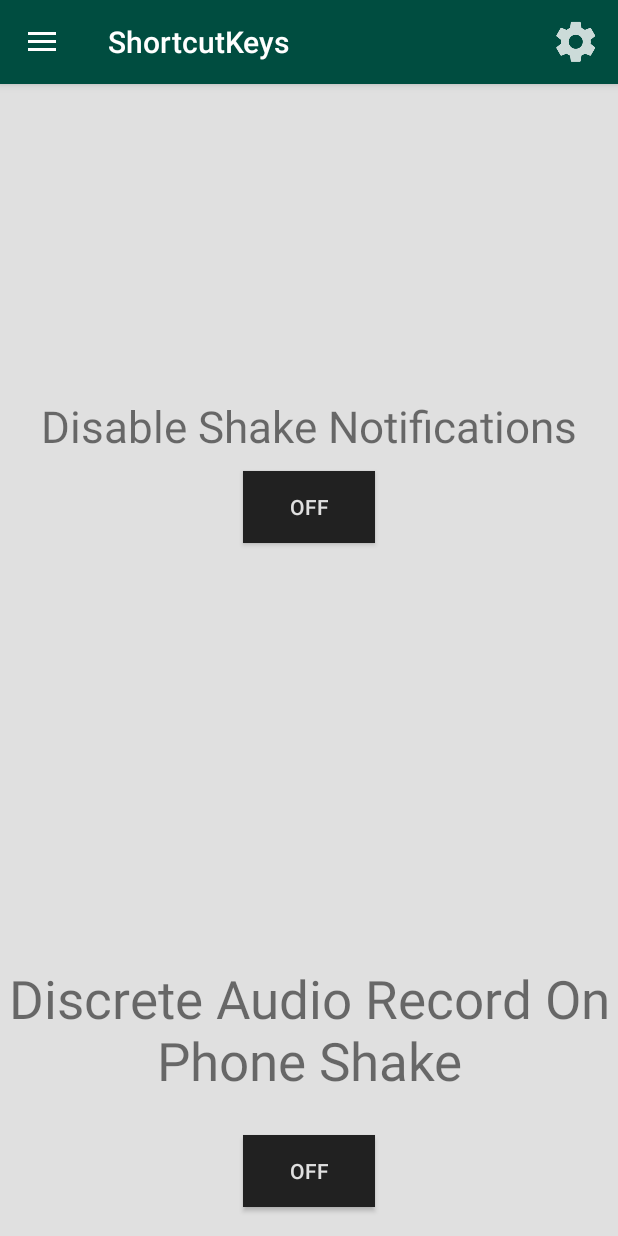
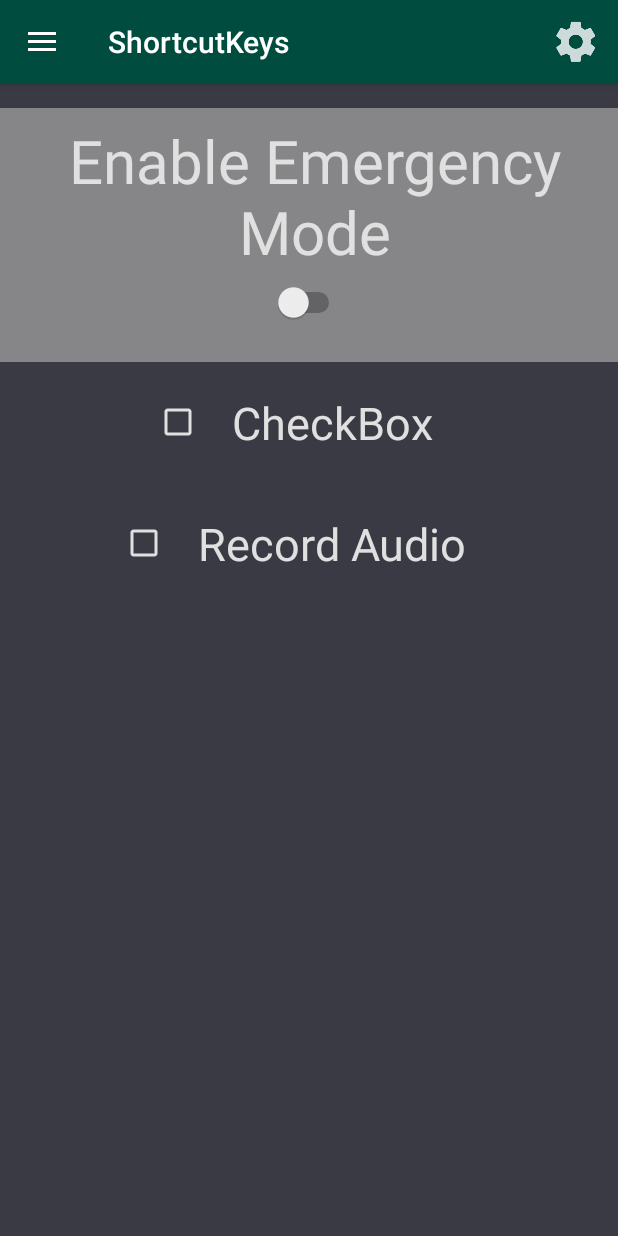
Before and after one commit to arjunarao619/Beacon, an Android app: the ShortcutKeys screen opened directly, with no data from a screen before it, on a phone screen of 412 x 824 dp. Run offline under Robolectric (Android 15) with nearby library versions, the phone set to English and light mode, and no system bars.

Commit message:
Shake Update, configure shortcutkey class with checkboxes

```diff
--- a/app/src/main/AndroidManifest.xml
+++ b/app/src/main/AndroidManifest.xml
@@ -6,10 +6,10 @@
     <uses-permission android:name="android.permission.GET_ACCOUNTS" />
     <uses-permission android:name="android.permission.SEND_SMS" />
     <uses-permission android:name="android.permission.ACCESS_FINE_LOCATION" />
-    <uses-permission android:name="android.permission.GET_ACCOUNTS"/>
-    <uses-permission android:name="android.permission.PREVENT_POWER_KEY" />
+
+
     <uses-permission android:name="android.permission.VIBRATE" />
-    <uses-feature android:name="android.hardware.sensor.accelerometer" android:required="true" />
+
 
 
 
--- a/app/src/main/java/com/example/arjunrao/beacon/SendMail1.java
+++ b/app/src/main/java/com/example/arjunrao/beacon/SendMail1.java
@@ -35,7 +35,7 @@ public class SendMail1 extends AsyncTask<Void,Void,Void> {
     private String message;
 
     //Progressdialog to show while sending email
-    private ProgressDialog progressDialog;
+
 
     //Class Constructor
     public SendMail1(Context context, String email, String subject, String message){
@@ -50,14 +50,14 @@ public class SendMail1 extends AsyncTask<Void,Void,Void> {
     protected void onPreExecute() {
         super.onPreExecute();
         //Showing progress dialog while sending email
-        progressDialog = ProgressDialog.show(context,"Sending Location With Email & SMS ","Please wait...",false,false);
+
     }
 
     @Override
     protected void onPostExecute(Void aVoid) {
         super.onPostExecute(aVoid);
         //Dismissing the progress dialog
-        progressDialog.dismiss();
+
 
 
 
--- a/app/src/main/java/com/example/arjunrao/beacon/ShortcutKeys.java
+++ b/app/src/main/java/com/example/arjunrao/beacon/ShortcutKeys.java
@@ -60,30 +60,6 @@ boolean DISABLE_SHAKE = true;
 
 
 
-        final FrameLayout optionsFrame = (FrameLayout) findViewById(R.id.optionsFrame);
-        optionsFrame.setVisibility(View.GONE);
-
-       final RadioButton radioDiscrete = (RadioButton) findViewById(R.id.is_discrete);
-       final  RadioButton radioLoud = (RadioButton) findViewById(R.id.is_loud);
-
-        ToggleButton toggle = (ToggleButton) findViewById(R.id.disable_shake);
-        toggle.setOnCheckedChangeListener(new CompoundButton.OnCheckedChangeListener() {
-            public void onCheckedChanged(CompoundButton buttonView, boolean isChecked) {
-                if (isChecked) {
-                    DISABLE_SHAKE = true;
-                    optionsFrame.setVisibility(View.VISIBLE);
-
-                    radioDiscrete.setChecked(true);
-                } else {
-                   DISABLE_SHAKE = false;
-                    optionsFrame.setVisibility(View.GONE);
-
-                    radioDiscrete.setChecked(false);
-                    radioLoud.setChecked(false);
-
-                }
-            }
-        });
 
         ActionBar actionBar = getActionBar();
         if (actionBar != null) {
@@ -138,24 +114,7 @@ boolean DISABLE_SHAKE = true;
 
     }
 
-    public void onNotif(View view){
 
-
-        boolean checked = ((RadioButton)view).isChecked();
-
-        switch(view.getId()){
-            case R.id.is_discrete:
-                if(checked){
-
-                }
-
-            case R.id.is_loud:
-                if(checked){
-
-                }
-
-        }
-    }
 
 
 
--- a/app/src/main/res/layout/content_shortcut_keys.xml
+++ b/app/src/main/res/layout/content_shortcut_keys.xml
@@ -1,143 +1,80 @@
 <?xml version="1.0" encoding="utf-8"?>
-<RelativeLayout android:layout_width="match_parent"
+<RelativeLayout xmlns:app="http://schemas.android.com/apk/res-auto"
+    xmlns:tools="http://schemas.android.com/tools"
+    android:layout_width="match_parent"
     xmlns:android="http://schemas.android.com/apk/res/android"
     android:layout_height="match_parent"
-    android:paddingTop="48dp"
+    android:paddingTop="16dp"
     android:paddingBottom="3dp"
-    android:background="#e0e0e0"
-
-
+    android:background="#3A3A45"
     >
-
-
-    <FrameLayout
-        android:layout_width="wrap_content"
-        android:layout_height="wrap_content"
-        android:layout_alignParentBottom="true"
-       android:layout_centerHorizontal="true"
-      >
-
-        <TextView
-            android:layout_width="wrap_content"
-            android:paddingTop="16dp"
-            android:layout_height="wrap_content"
-            android:text="Discrete Audio Record On Phone Shake"
-            android:textAlignment="center"
-            android:textSize="35sp"
-            android:paddingBottom="90dp"/>
-
-        <ToggleButton
-            android:layout_width="wrap_content"
-            android:layout_height="wrap_content"
-            android:layout_marginBottom="16dp"
-            android:background="#212121"
-
-            android:textColor="#e0e0e0"
-            android:id = "@+id/toggle_record"
-            android:layout_gravity="bottom|center_horizontal"/>
-
-
-
-    </FrameLayout>
 
     <FrameLayout
         android:layout_width="match_parent"
         android:layout_height="wrap_content"
-        android:background="#e0e0e0"
-        android:paddingEnd="16dp"
-        android:paddingStart="16dp"
+        android:background="#868689"
+        android:id="@+id/frameLayout2">
 
-        android:id = "@+id/optionsFrame"
-        android:layout_alignParentTop="true"
+        <Switch
+            android:layout_width="wrap_content"
+            android:layout_height="wrap_content"
+            android:layout_gravity="bottom|center_horizontal"
+            android:paddingTop="120dp"
+
+            android:paddingBottom="30dp"/>
+
+        <TextView
+            android:paddingTop="8dp"
+            android:layout_width="wrap_content"
+            android:layout_height="wrap_content"
+            android:text="Enable Emergency Mode"
+            android:textColor="#e0e0e0"
+            android:textAlignment="center"
+            android:layout_gravity="center_horizontal"
+            android:textSize="40sp"
+            android:paddingStart="8dp"/>
+
+    </FrameLayout>
+
+    <LinearLayout
+        android:orientation="vertical"
+        android:layout_width="match_parent"
+        android:layout_height="match_parent"
+        android:layout_below="@+id/frameLayout2"
         android:layout_alignParentStart="true">
 
 
-
-        <TextView
-            android:layout_marginStart="8dp"
+        <CheckBox
+            android:text="CheckBox"
             android:layout_width="wrap_content"
             android:layout_height="wrap_content"
-            android:paddingTop="20dp"
-            android:text="Send Discrete
-  Notification"
+            android:id="@+id/follow_me"
 
-            android:textSize="25sp"/>
+            tools:text="Activate Follow Me"
+            android:fontFamily="sans-serif"
+            android:textSize="30sp"
+            android:textColor="#e0e0e0"
+            android:textAlignment="center"
+            app:buttonTint="#e0e0e0"
+            android:layout_gravity="center_horizontal"
+            android:padding="20dp"
+            />
 
-        <TextView
-            android:layout_width="wrap_content"
+        <CheckBox
+            android:text="Record Audio"
+            android:layout_width=
+                "wrap_content"
+
             android:layout_height="wrap_content"
-            android:layout_gravity="end"
-            android:paddingTop="20dp"
-            android:text=" Send Loud
-Notification"
+            android:id="@+id/record"
+            app:buttonTint="#e0e0e0"
 
-            android:layout_marginEnd="16dp"
-            android:layout_marginStart="10dp"
-            android:textSize="25sp"/>
-
-        <ImageButton
-            android:layout_width="wrap_content"
-            android:layout_height="wrap_content"
-            android:src="@drawable/info"
-            android:id = "@+id/info"
-            android:layout_gravity="bottom|center_horizontal"/>
-
-        <RadioGroup
-            android:layout_width="match_parent"
-            android:layout_height="wrap_content"
-            android:layout_gravity="bottom|center_horizontal"
-            android:layout_marginTop="75dp"
-            android:orientation="horizontal"
-            android:paddingTop="20dp"
-            android:paddingBottom="20dp"
-            android:weightSum="1">
-            <RadioButton
-                android:layout_width="wrap_content"
-                android:layout_height="wrap_content"
-
-                android:layout_gravity="start|bottom"
-                android:id = "@+id/is_discrete"
-                android:onClick="onNotif"
-                android:layout_marginStart="60dp"/>
-            <RadioButton
-                android:layout_width="wrap_content"
-                android:layout_height="wrap_content"
-                android:layout_gravity="end|bottom"
-android:layout_marginStart="150dp"
-                android:id = "@+id/is_loud"
-                android:onClick="onNotif"
-                android:layout_weight="0.04" />
-
-        </RadioGroup>
+            android:padding="20dp"
+            android:textSize="30sp"
+            android:textAlignment="center"
+            android:layout_gravity="center_horizontal"
+            android:textColor="#e0e0e0" />
+    </LinearLayout>
 
 
-
-
-
-    </FrameLayout>
-
-    <FrameLayout
-        android:layout_width="match_parent"
-        android:layout_height="wrap_content"
-        android:layout_marginTop="150dp"
-        android:background="#e0e0e0">
-        <TextView
-            android:layout_width="wrap_content"
-            android:layout_height="wrap_content"
-            android:text="Disable Shake Notifications"
-            android:layout_gravity="center_horizontal"
-            android:layout_marginTop="10dp"
-            android:textSize="29sp"/>
-
-        <ToggleButton
-            android:layout_width="wrap_content"
-            android:layout_height="wrap_content"
-            android:layout_marginBottom="16dp"
-            android:background="#212121"
-            android:textColor="#e0e0e0"
-            android:id = "@+id/disable_shake"
-            android:layout_marginTop="60dp"
-            android:layout_gravity="bottom|center_horizontal"/>
-    </FrameLayout>
-
 </RelativeLayout>
```
Also changed, not shown: app/src/main/java/com/example/arjunrao/beacon/Beacon_Database.java (+6 -5 lines), app/src/main/java/com/example/arjunrao/beacon/ShakeService1.java (+165 -38 lines), app/src/main/java/com/example/arjunrao/beacon/UserLocation2.java (+20 -3 lines).
